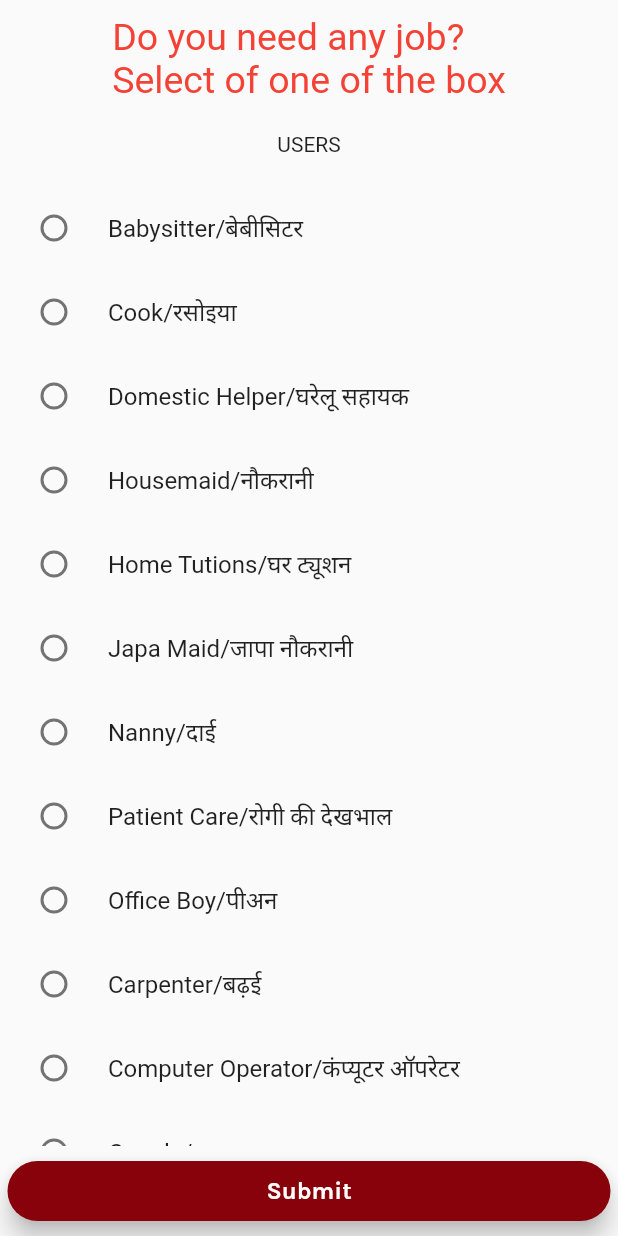
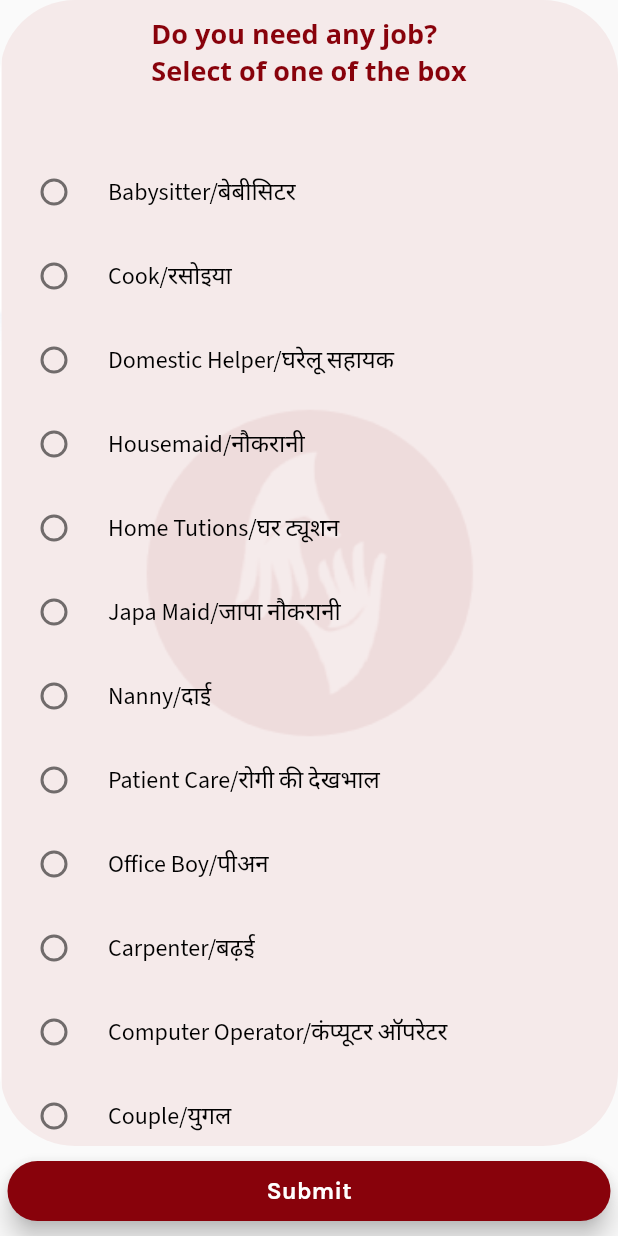
Before and after one commit to kul-deep/Kaamkhoj, a Flutter app: the ChooseYourWork screen opened directly, on a phone screen of 412 x 824 dp. Run offline on Flutter 3.47's test engine with Material 2 defaults, Android fonts, the phone set to English and light mode, and no system bars; our stand-ins replace carousel_pro, cloud_firestore, email_validator, firebase_auth, google_fonts, share and 2 more; missing offline and left inert: onesignal_flutter; accounts and stored records are empty.

Commit message:
Designing 2

```diff
--- a/lib/afterlogin/dropdown.dart
+++ b/lib/afterlogin/dropdown.dart
@@ -59,10 +59,14 @@ class User {
 }
 
 Widget _buildTitle() {
+  var font1 = GoogleFonts.openSans(
+      color: Color.fromARGB(0xff, 0x88, 0x02, 0x0b),
+      fontSize: 18,
+      fontWeight: FontWeight.bold);
   return Container(
     margin: EdgeInsets.only(top: 10),
     child: Text('Do you need any job? \nSelect of one of the box',
-        style: TextStyle(color: Colors.red, fontSize: 25)),
+        style:font1),
   );
 }
 
@@ -113,13 +117,15 @@ class ChooseYourWorkState extends State<ChooseYourWork> {
   }
 
   List<Widget> createRadioListUsers() {
+   var font2 = GoogleFonts.sourceSansPro(
+      color: Colors.black, fontSize: 16, fontWeight: FontWeight.normal);
     List<Widget> widgets = [];
     for (User user in users) {
       widgets.add(
         RadioListTile(
           value: user,
           groupValue: selectedUser,
-          title: Text(user.firstName),
+          title: Text(user.firstName,style:font2),
           onChanged: (currentUser) {
             print("Current User ${currentUser.firstName}");
             setSelectedUser(currentUser);
@@ -134,15 +140,26 @@ class ChooseYourWorkState extends State<ChooseYourWork> {
 
   @override
   Widget build(BuildContext context) {
+    var font1 = GoogleFonts.openSans(
+      color: Color.fromARGB(0xff, 0x88, 0x02, 0x0b),
+      fontSize: 18,
+      fontWeight: FontWeight.bold);
+  var font2 = GoogleFonts.sourceSansPro(
+      color: Colors.black, fontSize: 16, fontWeight: FontWeight.normal);
   return Scaffold(
-        body: SingleChildScrollView(
+        body: Container(
+          decoration: BoxDecoration(
+                  borderRadius: BorderRadius.circular(50),
+                  image: DecorationImage(
+                      image: AssetImage("assets/images/background.png"),
+                      fit: BoxFit.cover)),
+          child: SingleChildScrollView(
             child: Column(
               mainAxisAlignment: MainAxisAlignment.start,
               children: <Widget>[
                 _buildTitle(),
                 Container(
                   padding: EdgeInsets.all(20.0),
-                child: Text("USERS"),
                 ),
                 Column(
                   children: createRadioListUsers(),
@@ -150,26 +167,11 @@ class ChooseYourWorkState extends State<ChooseYourWork> {
               ],
             ),
           ),
+        ),
         bottomNavigationBar: Container(
             height: 40,
             margin: EdgeInsets.symmetric(vertical: 10, horizontal: 5),
             child: Row(children: <Widget>[
-              // Container(
-              //   width: 66,
-              //   color: Colors.green,
-              //   child: Column(
-              //     mainAxisAlignment: MainAxisAlignment.center,
-              //     children: <Widget>[Icon(Icons.chat, color: Colors.white), Text("CHAT", style: TextStyle(color: Colors.white))],
-              //   ),
-              // ),
-              // Container(
-              //   width: 66,
-              //   color: Colors.green,
-              //   child: Column(
-              //     mainAxisAlignment: MainAxisAlignment.center,
-              //     children: <Widget>[Icon(Icons.notifications_active, color: Colors.white), Text("NOTIF", style: TextStyle(color: Colors.white))],
-              //   ),
-              // ),
                   ButtonTheme(
                   height: 40,
                   minWidth: MediaQuery.of(context).size.width-10,
@@ -177,7 +179,6 @@ class ChooseYourWorkState extends State<ChooseYourWork> {
                     alignment: Alignment.center,
                     child: RaisedButton(
                         onPressed: () {
-
                           print(selectedUser.firstName);
                   print(type);
                   if (type == "Employer") {
@@ -209,74 +210,6 @@ class ChooseYourWorkState extends State<ChooseYourWork> {
                         elevation: 7,
                         color: Color.fromARGB(0xff, 0x88, 0x02, 0x0b)),
                   )),
-//              Expanded(
-//                  child: GestureDetector(
-//                onTap: () {
-////          print(selectedUser.firstName);
-//                  print(phoneNo);
-//                  if (type == "Employer") {
-//                    Navigator.push(
-//                      context,
-//                      MaterialPageRoute(
-//                          builder: (context) =>
-//                              EmployerForm(selectedUser.firstName, phoneNo)),
-//                    );
-//                  } else {
-//                    Navigator.push(
-//                      context,
-//                      MaterialPageRoute(
-//                          builder: (context) =>
-//                              EmployeeForm(selectedUser.firstName, phoneNo)),
-//                    );
-//                  }
-//                },
-//                child: Container(
-//                  alignment: Alignment.center,
-//                  color: Colors.blue[300],
-//                  child: Text("Submit",
-//                      style: TextStyle(
-//                          color: Colors.white,
-//                          fontWeight: FontWeight.bold,
-//                          fontSize: 18)),
-//                ),
-//              )),
             ])));
   }
 }
-
-//class RadioButtonWidget extends State {
-//
-//  String radioItem = '';
-//
-//  Widget build(BuildContext context) {
-//    return Column(
-//        children: <Widget>[
-//
-//          RadioListTile(
-//              groupValue: radioItem,
-//              title: Text('Radio Button Item 1'),
-//              value: 'Item 1',
-//              onChanged: (val) {
-//                setState(() {
-//                  radioItem = val;
-//                });
-//              },
-//            ),
-//
-//           RadioListTile(
-//              groupValue: radioItem,
-//              title: Text('Radio Button Item 2'),
-//              value: 'Item 2',
-//              onChanged: (val) {
-//                setState(() {
-//                  radioItem = val;
-//                });
-//              },
-//            ),
-//
-//           Text('$radioItem', style: TextStyle(fontSize: 23),)
-//
-//        ],
-//    );
-//  }
-//}
```
Also changed, not shown: lib/fragments/rate_card.dart (+25 -12 lines). Lines whose indentation alone changed are shown as unchanged.
